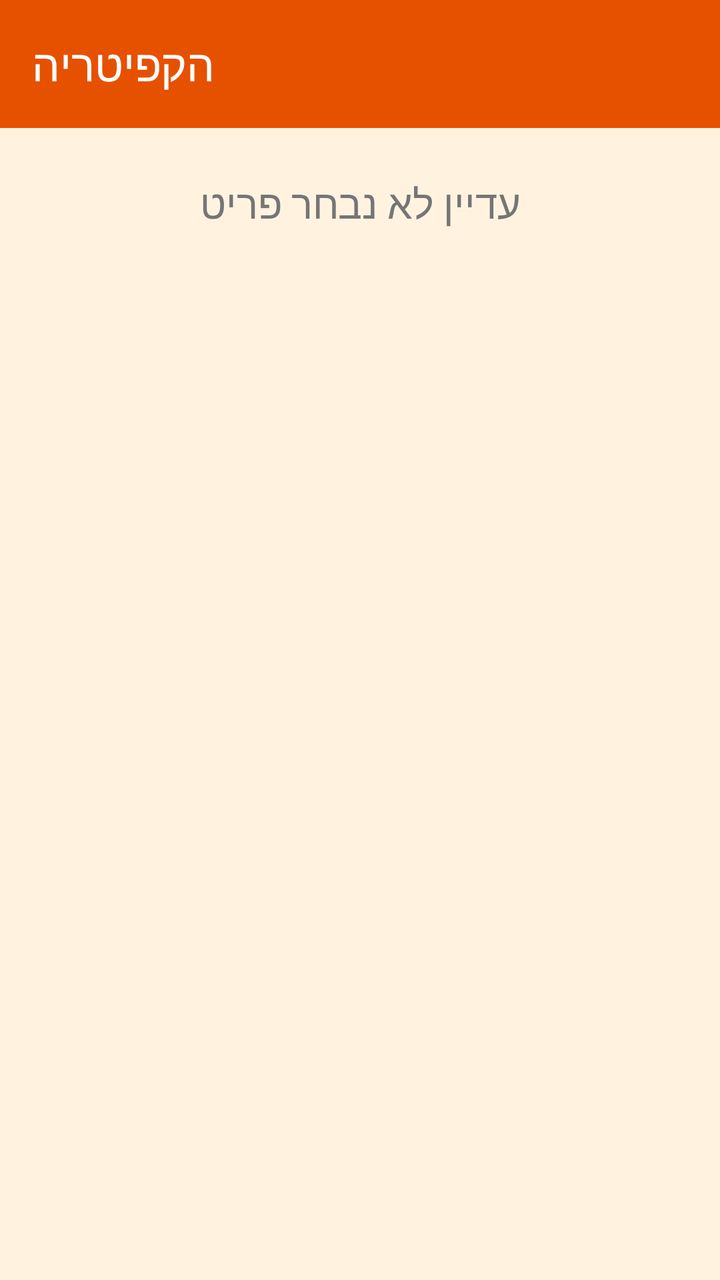
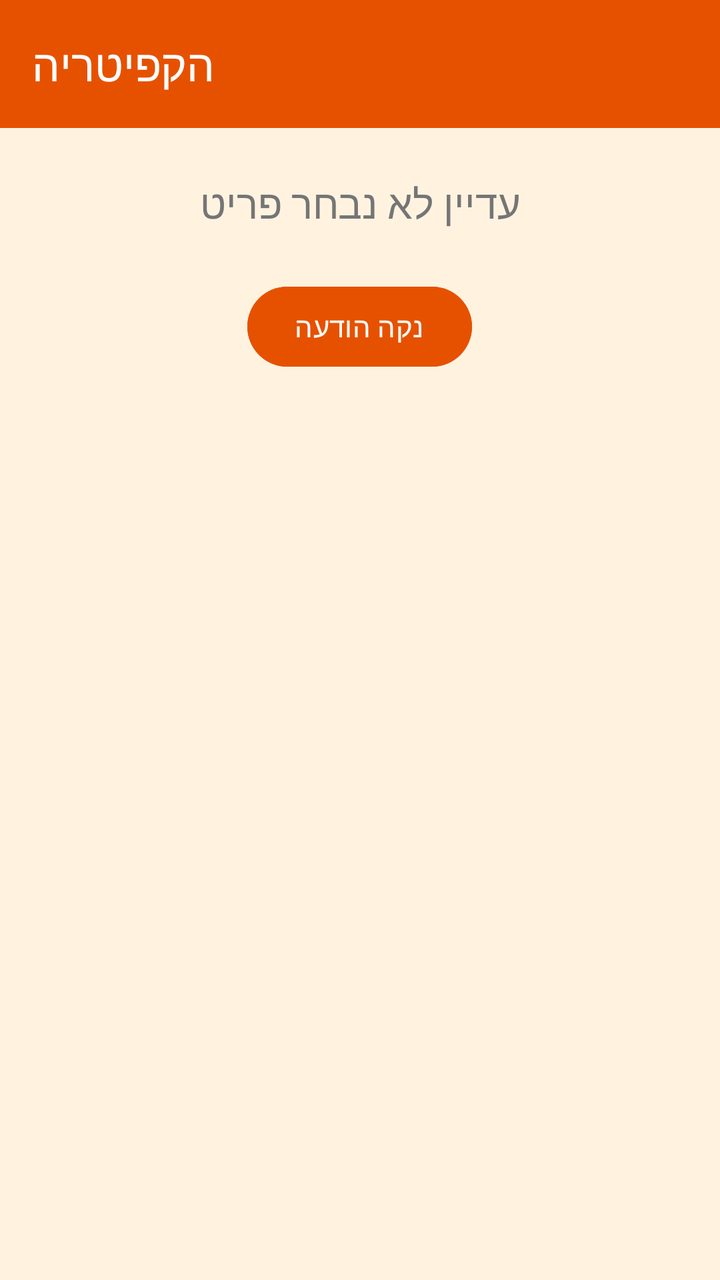

Two renders of the same Android screen: before a commit and after it. Below are the layout's source before the change and the commit's diff.
<!-- AndroidManifest.xml: application theme Theme.CafeteriaApp -->
<!-- res/layout/activity_home.xml -->
<?xml version="1.0" encoding="utf-8"?>
<LinearLayout xmlns:android="http://schemas.android.com/apk/res/android"
    xmlns:app="http://schemas.android.com/apk/res-auto"
    android:id="@+id/main"
    android:layout_width="match_parent"
    android:layout_height="match_parent"
    android:orientation="vertical"
    android:background="@color/cream">

    <com.google.android.material.appbar.MaterialToolbar
        android:id="@+id/toolbar"
        android:layout_width="match_parent"
        android:layout_height="?attr/actionBarSize"
        android:background="@color/orange"
        android:theme="@style/ThemeOverlay.Material3.Dark.ActionBar"
        app:title="הקפיטריה"
        app:titleTextColor="@color/white" />

    <TextView
        android:id="@+id/tvStatus"
        android:layout_width="match_parent"
        android:layout_height="wrap_content"
        android:layout_margin="24dp"
        android:gravity="center"
        android:text="עדיין לא נבחר פריט"
        android:textSize="20sp"
        android:textColor="@color/gray" />

</LinearLayout>
<!-- resources referenced by this layout -->
<resources>
  <color name="cream">#FFF3E0</color>
  <color name="gray">#757575</color>
  <color name="orange">#E65100</color>
  <color name="white">#FFFFFFFF</color>
  <style name="Theme.CafeteriaApp" parent="Base.Theme.CafeteriaApp" />
  <style name="Base.Theme.CafeteriaApp" parent="Theme.Material3.DayNight.NoActionBar">
          
          
      </style>
</resources>

<!-- the commit's change to res/layout/activity_home.xml (unified diff, before → after) -->
@@ -26,4 +26,12 @@
         android:textSize="20sp"
         android:textColor="@color/gray" />
 
+    <Button
+        android:id="@+id/btnClear"
+        android:layout_width="wrap_content"
+        android:layout_height="wrap_content"
+        android:layout_gravity="center_horizontal"
+        android:text="נקה הודעה"
+        android:backgroundTint="@color/orange" />
+
 </LinearLayout>
